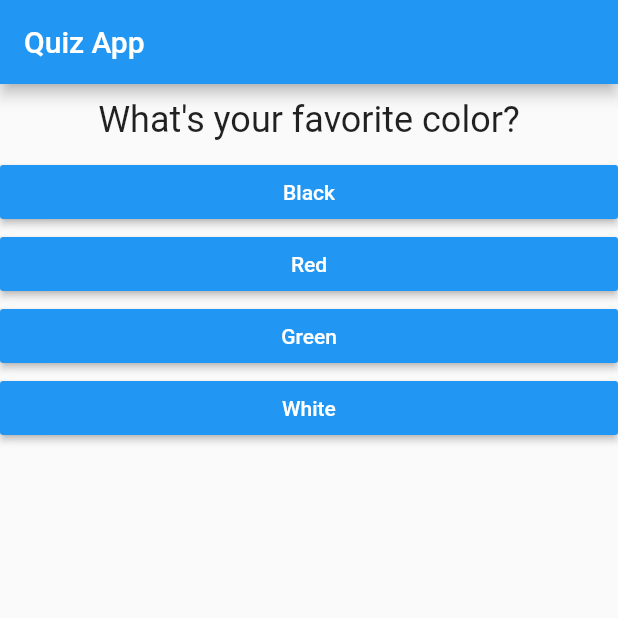
After one commit to a7md0/FlutterQuizApp, a Flutter app: the screen it shows after launch, on a phone screen of 412 x 824 dp, the top half of it. The commit adds this screen. Run offline on Flutter 3.47's test engine with Material 2 defaults, Android fonts, the phone set to English and light mode, and no system bars.

Commit message:
Cleanup widget into sub-widgets

```diff
--- a/lib/main.dart
+++ b/lib/main.dart
@@ -1,7 +1,7 @@
 import 'package:flutter/material.dart';
 
-import './question.dart';
-import './answer.dart';
+import './quiz.dart';
+import './result.dart';
 
 void main() => runApp(MyApp());
 
@@ -14,7 +14,7 @@ class MyApp extends StatefulWidget {
 
 class _MyAppState extends State<MyApp> {
   int _questionIndex = 0;
-  final questions = const [
+  final _questions = const [
     {
       'questionText': 'What\'s your favorite color?',
       'answers': ['Black', 'Red', 'Green', 'White'],
@@ -32,21 +32,13 @@ class _MyAppState extends State<MyApp> {
         appBar: AppBar(
           title: Text('Quiz App'),
         ),
-        body: _questionIndex < questions.length
-            ? Column(
-                children: [
-                  Question(questions[_questionIndex]['questionText']),
-                  ...(questions[_questionIndex]['answers'] as List<String>)
-                      .map((answer) => Answer(
-                            answerText: answer,
-                            pressHandler: _answerQuestion,
-                          ))
-                      .toList(),
-                ],
+        body: _questionIndex < _questions.length
+            ? Quiz(
+                questions: _questions,
+                questionIndex: _questionIndex,
+                answerHandler: _answerQuestion,
               )
-            : Center(
-                child: Text('You did it!'),
-              ),
+            : Result(),
       ),
     );
   }
--- /dev/null
+++ b/lib/quiz.dart
@@ -0,0 +1,31 @@
+import 'package:flutter/material.dart';
+
+import './question.dart';
+import './answer.dart';
+
+class Quiz extends StatelessWidget {
+  final List<Map<String, Object>> questions;
+  final int questionIndex;
+
+  final Function answerHandler;
+
+  Quiz(
+      {@required this.questions,
+      @required this.answerHandler,
+      @required this.questionIndex});
+
+  @override
+  Widget build(BuildContext context) {
+    return Column(
+      children: [
+        Question(questions[questionIndex]['questionText']),
+        ...(questions[questionIndex]['answers'] as List<String>)
+            .map((answer) => Answer(
+                  answerText: answer,
+                  pressHandler: answerHandler,
+                ))
+            .toList(),
+      ],
+    );
+  }
+}
```
Also changed, not shown: lib/result.dart (added, +10 -0 lines).
